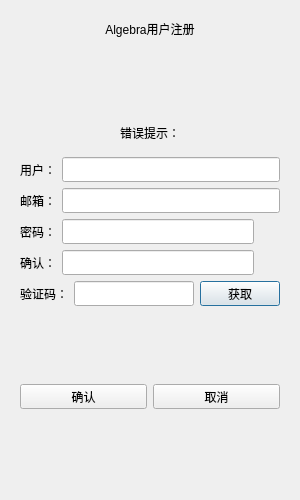
First picture: the form in CppChat/dialogs/registerdialog.ui, repository Algebraaaa/CppChat, before the edit.
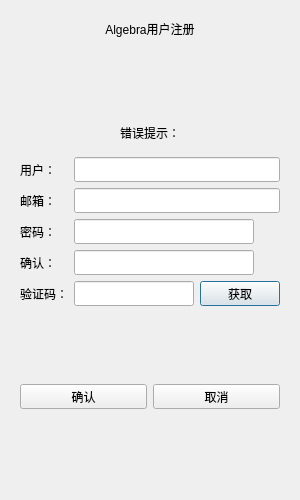
Second picture: the form after the edit. Custom widgets are drawn as their Qt base class.

Commit message: fix: keep authentication labels readable and align form fields

The edit to the form file:
```diff
--- a/CppChat/dialogs/registerdialog.ui
+++ b/CppChat/dialogs/registerdialog.ui
@@ -75,8 +75,11 @@
           </widget>
          </item>
          <item>
-          <layout class="QHBoxLayout" name="horizontalLayout">
-           <item>
+          <layout class="QFormLayout" name="registration_form">
+           <property name="fieldGrowthPolicy">
+            <enum>QFormLayout::AllNonFixedFieldsGrow</enum>
+           </property>
+           <item row="0" column="0">
             <widget class="QLabel" name="user_label">
              <property name="minimumSize">
               <size>
@@ -101,7 +104,7 @@
              </property>
             </widget>
            </item>
-           <item>
+           <item row="0" column="1">
             <widget class="QLineEdit" name="user_edit">
              <property name="inputRole" stdset="0"><string notr="true">form</string></property>
              <property name="minimumSize">
@@ -118,11 +121,7 @@
              </property>
             </widget>
            </item>
-          </layout>
-         </item>
-         <item>
-          <layout class="QHBoxLayout" name="horizontalLayout_3">
-           <item>
+           <item row="1" column="0">
             <widget class="QLabel" name="email_label">
              <property name="minimumSize">
               <size>
@@ -141,7 +140,7 @@
              </property>
             </widget>
            </item>
-           <item>
+           <item row="1" column="1">
             <widget class="QLineEdit" name="email_edit">
              <property name="inputRole" stdset="0"><string notr="true">form</string></property>
              <property name="minimumSize">
@@ -158,11 +157,7 @@
              </property>
             </widget>
            </item>
-          </layout>
-         </item>
-         <item>
-          <layout class="QHBoxLayout" name="horizontalLayout_4">
-           <item>
+           <item row="2" column="0">
             <widget class="QLabel" name="pass_label">
              <property name="minimumSize">
               <size>
@@ -181,6 +176,8 @@
              </property>
             </widget>
            </item>
+           <item row="2" column="1">
+            <layout class="QHBoxLayout" name="horizontalLayout_4">
            <item>
             <widget class="QLineEdit" name="pass_edit">
              <property name="inputRole" stdset="0"><string notr="true">form</string></property>
@@ -219,9 +216,7 @@
            </item>
           </layout>
          </item>
-         <item>
-          <layout class="QHBoxLayout" name="horizontalLayout_5">
-           <item>
+           <item row="3" column="0">
             <widget class="QLabel" name="confirm_label">
              <property name="minimumSize">
               <size>
@@ -240,6 +235,8 @@
              </property>
             </widget>
            </item>
+           <item row="3" column="1">
+            <layout class="QHBoxLayout" name="horizontalLayout_5">
            <item>
             <widget class="QLineEdit" name="confirm_edit">
              <property name="inputRole" stdset="0"><string notr="true">form</string></property>
@@ -278,9 +275,7 @@
            </item>
           </layout>
          </item>
-         <item>
-          <layout class="QHBoxLayout" name="horizontalLayout_6">
-           <item>
+           <item row="4" column="0">
             <widget class="QLabel" name="verify_label">
              <property name="minimumSize">
               <size>
@@ -299,6 +294,8 @@
              </property>
             </widget>
            </item>
+           <item row="4" column="1">
+            <layout class="QHBoxLayout" name="horizontalLayout_6">
            <item>
             <widget class="QLineEdit" name="verify_edit">
              <property name="inputRole" stdset="0"><string notr="true">form</string></property>
@@ -335,6 +332,8 @@
               <string>获取</string>
              </property>
             </widget>
+             </item>
+            </layout>
            </item>
           </layout>
          </item>
```
Left out of the diff: 28 changed lines with no effect on the pictures. Lines whose indentation alone changed are shown as unchanged. The commit also changes 9 other files.
